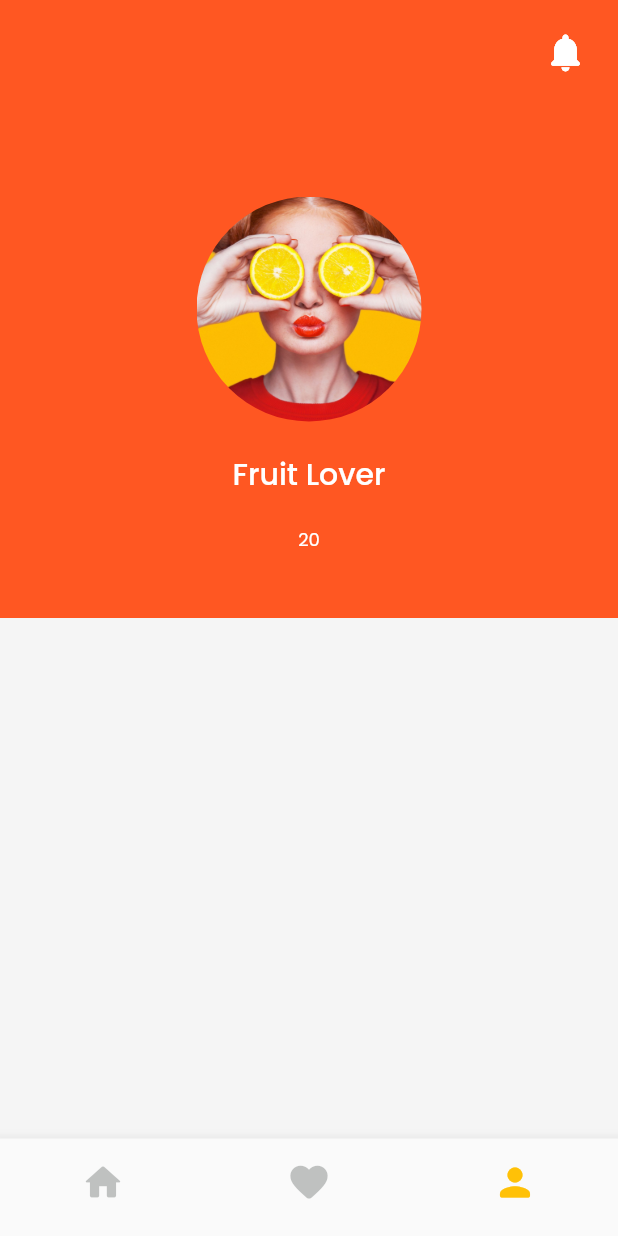
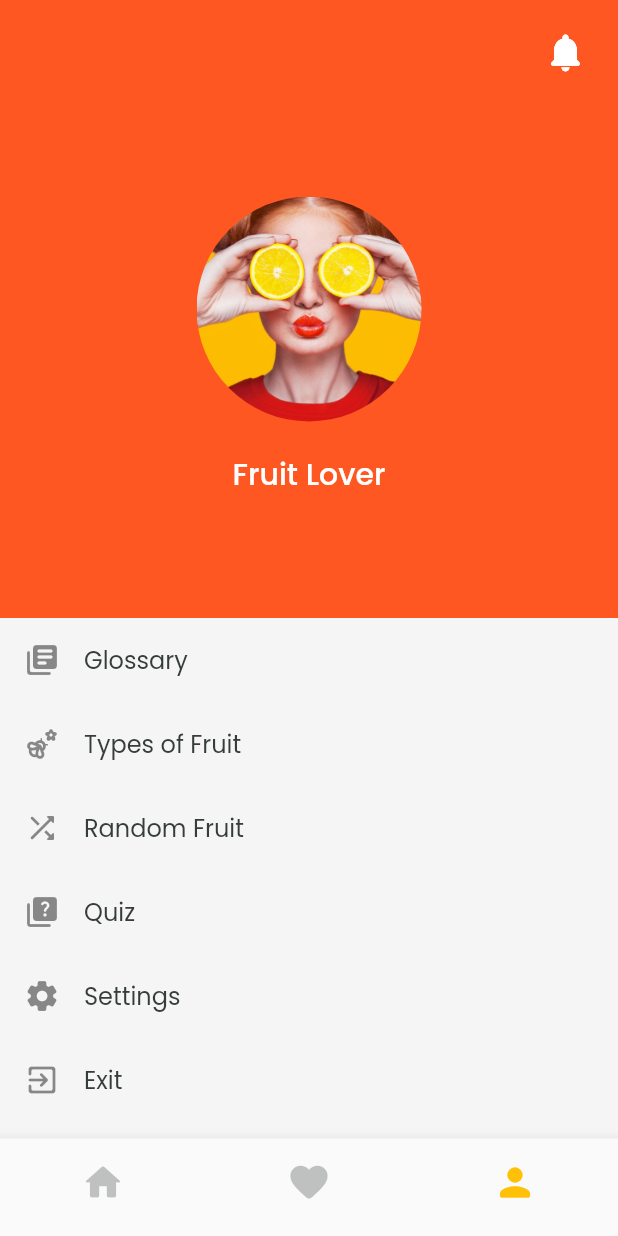
Before and after one commit to eliascreates/Fruit-Tiedot, a Flutter app: the screen it shows after launch, item 3 of the bottom bar chosen, on a phone screen of 412 x 824 dp. Run offline on Flutter 3.47's test engine with Material 2 defaults, Android fonts, the phone set to English and light mode, and no system bars; our stand-ins replace flutter_svg, google_fonts.

Commit message:
Polish the UI of the profile and favorites screens

```diff
--- a/lib/screens/home/components/fruit_card.dart
+++ b/lib/screens/home/components/fruit_card.dart
@@ -2,7 +2,7 @@ import 'package:flutter/material.dart';
 import 'package:fruit_tiedot/constants.dart';
 import 'package:fruit_tiedot/models/fruits.dart';
 
-import 'heart_button.dart';
+import '../../components/heart_button.dart';
 
 class FruitCard extends StatelessWidget {
   const FruitCard({
--- a/lib/screens/home/components/fruit_card_gridview.dart
+++ b/lib/screens/home/components/fruit_card_gridview.dart
@@ -27,7 +27,7 @@ class FruitCardGridView extends StatelessWidget {
         childAspectRatio: 1,
         mainAxisExtent: 200,
         crossAxisSpacing: kDefaultPadding * 0.75,
-        mainAxisSpacing: kDefaultPadding,
+        mainAxisSpacing: kDefaultPadding * 0.75,
       ),
       padding: const EdgeInsets.symmetric(
         horizontal: kDefaultPadding / 2,
--- a/lib/screens/profile/profile_screen.dart
+++ b/lib/screens/profile/profile_screen.dart
@@ -8,7 +8,8 @@ class ProfileScreen extends StatelessWidget {
   Widget build(BuildContext context) {
     Size _size = MediaQuery.of(context).size;
 
-    return Column(
+    return SingleChildScrollView(
+      child: Column(
         children: [
           Container(
             color: Colors.deepOrange,
@@ -41,7 +42,7 @@ class ProfileScreen extends StatelessWidget {
                       ),
                       const SizedBox(height: kDefaultPadding),
                       Text(
-                      "20",
+                        "",
                         style: Theme.of(context)
                             .textTheme
                             .bodySmall
@@ -70,8 +71,61 @@ class ProfileScreen extends StatelessWidget {
                 ),
               ],
             ),
-        )
+          ),
+          FruitListTile(
+            onPress: () {},
+            title: "Glossary",
+            icon: const Icon(Icons.library_books_rounded),
+          ),
+          FruitListTile(
+            onPress: () {},
+            title: "Types of Fruit",
+            icon: const Icon(Icons.emoji_nature_outlined),
+          ),
+          FruitListTile(
+            onPress: () {},
+            title: "Random Fruit",
+            icon: const Icon(Icons.shuffle_rounded),
+          ),
+          FruitListTile(
+            onPress: () {},
+            title: "Quiz",
+            icon: const Icon(Icons.quiz_rounded),
+          ),
+          FruitListTile(
+            onPress: () {},
+            title: "Settings",
+            icon: const Icon(Icons.settings_rounded),
+          ),
+          FruitListTile(
+            onPress: () {},
+            title: "Exit",
+            icon: const Icon(Icons.exit_to_app_rounded),
+          ),
         ],
+      ),
     );
   }
 }
+
+class FruitListTile extends StatelessWidget {
+  const FruitListTile({
+    super.key,
+    required this.title,
+    required this.icon,
+    required this.onPress,
+  });
+  final String title;
+  final Icon icon;
+  final VoidCallback onPress;
+
+  @override
+  Widget build(BuildContext context) {
+    return ListTile(
+      onTap: onPress,
+      leading: icon,
+      horizontalTitleGap: 0,
+      title: Text(title),
+    );
+  }
+}
```
Also changed, not shown: lib/models/fruits.dart (+25 -4 lines), lib/screens/favorite/components/favorite_fruit_item.dart (added, +88 -0 lines), lib/screens/favorite/favorite_screen.dart (+55 -107 lines), lib/screens/fruit_details/components/fruit_stats.dart (added, +68 -0 lines), lib/screens/fruit_details/fruit_detail_screen.dart (+3 -66 lines), assets/images/grapesIcon.jpeg (added), assets/images/grapesPhoto.jpeg (added), lib/screens/components/heart_button.dart (renamed from lib/screens/home/components/heart_button.dart). Lines whose indentation alone changed are shown as unchanged.
